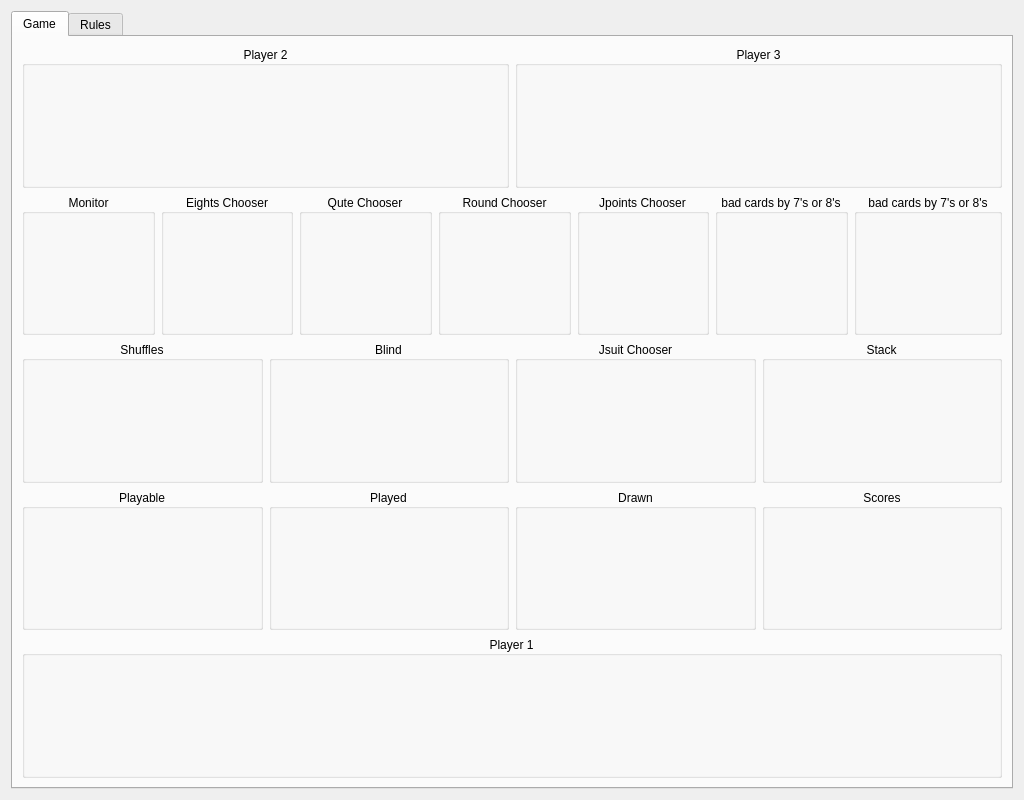
Qt form table.ui (squawk7x/aQuteCardGame) before a commit.
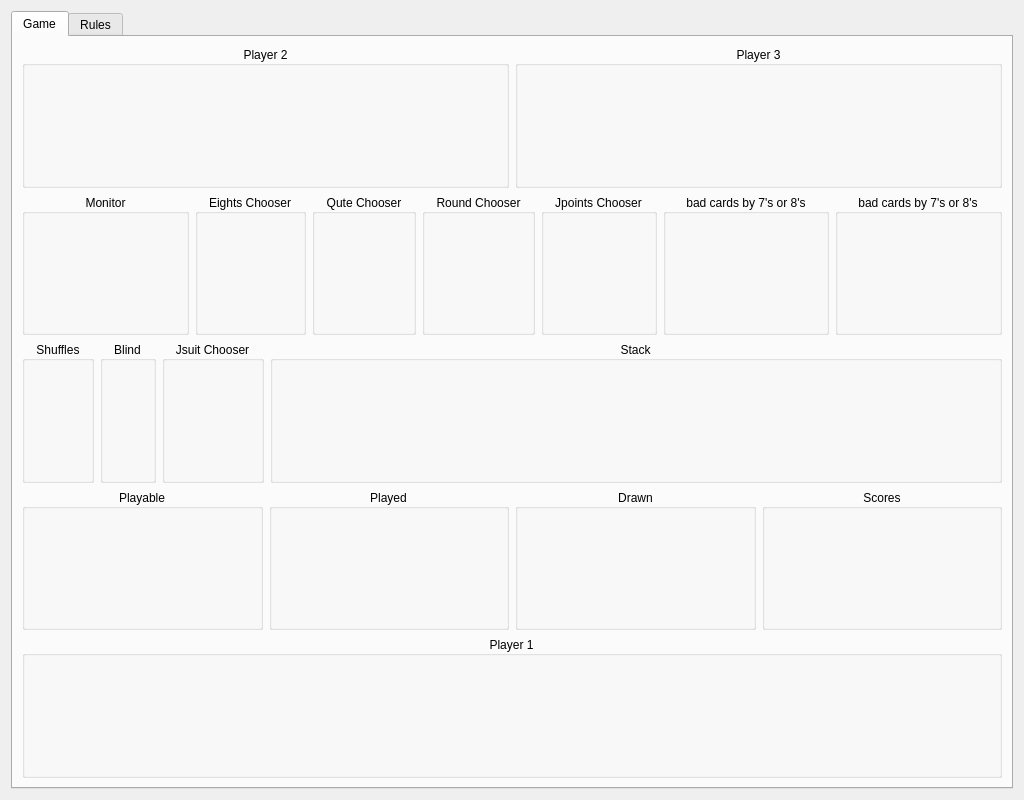
The same form after that commit.

Diff of the .ui file:
```diff
--- a/table.ui
+++ b/table.ui
@@ -72,6 +72,12 @@
            <property name="enabled">
             <bool>true</bool>
            </property>
+           <property name="sizePolicy">
+            <sizepolicy hsizetype="Fixed" vsizetype="Preferred">
+             <horstretch>0</horstretch>
+             <verstretch>0</verstretch>
+            </sizepolicy>
+           </property>
            <property name="title">
             <string>Eights Chooser</string>
            </property>
@@ -86,6 +92,12 @@
            <property name="enabled">
             <bool>true</bool>
            </property>
+           <property name="sizePolicy">
+            <sizepolicy hsizetype="Fixed" vsizetype="Preferred">
+             <horstretch>0</horstretch>
+             <verstretch>0</verstretch>
+            </sizepolicy>
+           </property>
            <property name="title">
             <string>Qute Chooser</string>
            </property>
@@ -100,6 +112,12 @@
            <property name="enabled">
             <bool>true</bool>
            </property>
+           <property name="sizePolicy">
+            <sizepolicy hsizetype="Fixed" vsizetype="Preferred">
+             <horstretch>0</horstretch>
+             <verstretch>0</verstretch>
+            </sizepolicy>
+           </property>
            <property name="title">
             <string>Round Chooser</string>
            </property>
@@ -114,6 +132,12 @@
            <property name="enabled">
             <bool>true</bool>
            </property>
+           <property name="sizePolicy">
+            <sizepolicy hsizetype="Fixed" vsizetype="Preferred">
+             <horstretch>0</horstretch>
+             <verstretch>0</verstretch>
+            </sizepolicy>
+           </property>
            <property name="title">
             <string>Jpoints Chooser</string>
            </property>
@@ -154,6 +178,12 @@
         <layout class="QHBoxLayout" name="horizontalLayout_03">
          <item>
           <widget class="QGroupBox" name="Shuffles">
+           <property name="sizePolicy">
+            <sizepolicy hsizetype="Fixed" vsizetype="Preferred">
+             <horstretch>0</horstretch>
+             <verstretch>0</verstretch>
+            </sizepolicy>
+           </property>
            <property name="title">
             <string>Shuffles</string>
            </property>
@@ -165,6 +195,12 @@
          </item>
          <item>
           <widget class="QGroupBox" name="Blind">
+           <property name="sizePolicy">
+            <sizepolicy hsizetype="Fixed" vsizetype="Preferred">
+             <horstretch>0</horstretch>
+             <verstretch>0</verstretch>
+            </sizepolicy>
+           </property>
            <property name="title">
             <string>Blind</string>
            </property>
@@ -176,6 +212,12 @@
          </item>
          <item>
           <widget class="QGroupBox" name="JsuitChooser">
+           <property name="sizePolicy">
+            <sizepolicy hsizetype="Fixed" vsizetype="Preferred">
+             <horstretch>0</horstretch>
+             <verstretch>0</verstretch>
+            </sizepolicy>
+           </property>
            <property name="title">
             <string>Jsuit Chooser</string>
            </property>
@@ -187,13 +229,23 @@
          </item>
          <item>
           <widget class="QGroupBox" name="Stack">
+           <property name="sizePolicy">
+            <sizepolicy hsizetype="Preferred" vsizetype="Preferred">
+             <horstretch>0</horstretch>
+             <verstretch>0</verstretch>
+            </sizepolicy>
+           </property>
            <property name="title">
             <string>Stack</string>
            </property>
            <property name="alignment">
             <set>Qt::AlignCenter</set>
            </property>
-           <layout class="QHBoxLayout" name="stack"/>
+           <layout class="QHBoxLayout" name="stack">
+            <property name="sizeConstraint">
+             <enum>QLayout::SetDefaultConstraint</enum>
+            </property>
+           </layout>
           </widget>
          </item>
         </layout>
```
